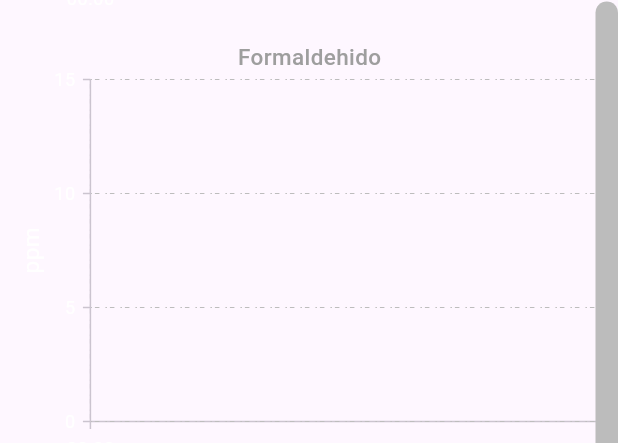
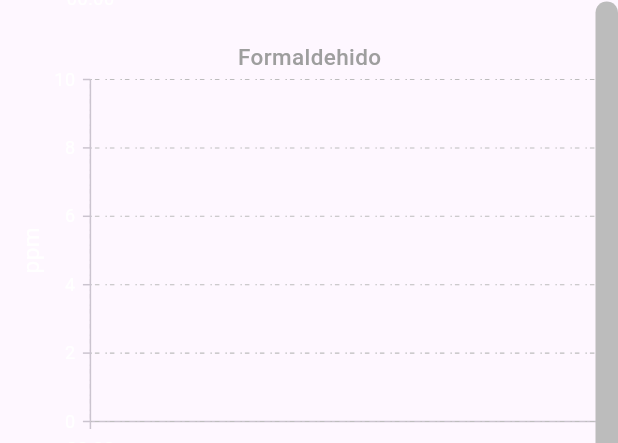
Before and after one commit to LautaroMeza/AirQApp, a Flutter app: the DataGrap widget shown alone on an empty page, opened directly with empty values, scrolled down 1291 dp, on a phone screen of 412 x 824 dp. Shown: the part 753-1196 px from the top of the screen. Run offline on Flutter 3.47's test engine with Material 3 defaults, Android fonts, the phone set to English and light mode, and no system bars; our stand-ins replace another_flushbar, firebase_auth, firebase_core, firebase_database, firebase_messaging, flutter_local_notifications and 4 more; missing offline and left inert: back_button_interceptor; accounts and stored records are empty; Roboto replaces fonts that are missing (Arial).

Commit message:
borre interval en PrimaryXAxis de data_graph

```diff
--- a/lib/data_graph.dart
+++ b/lib/data_graph.dart
@@ -83,13 +83,13 @@ Widget _createGraph(int index){ // Cambiar maxvalues.
     default:
       text = 'Formaldehido';
       unidad = 'ppm';
-      maxvalue = 15;
+      maxvalue = 10;
       break;
   }
   return SfCartesianChart(
       onTooltipRender: ((tooltipArgs) =>tooltipArgs.text= '${tooltipArgs.text} $unidad'),
       zoomPanBehavior: ZoomPanBehavior(enablePinching: true,),
-      primaryXAxis: DateTimeAxis(majorGridLines: MajorGridLines(color: Colors.grey[400],width: 0.7,dashArray: const [1,2,3,4]),interval: 5,labelStyle: const TextStyle(color: Colors.white)),
+      primaryXAxis: DateTimeAxis(majorGridLines: MajorGridLines(color: Colors.grey[400],width: 0.7,dashArray: const [1,2,3,4]),labelStyle: const TextStyle(color: Colors.white)),
       title: ChartTitle(alignment: ChartAlignment.center,text: text,textStyle: const TextStyle(
                 fontFamily: 'Arial',
                 fontSize: 15,
```
